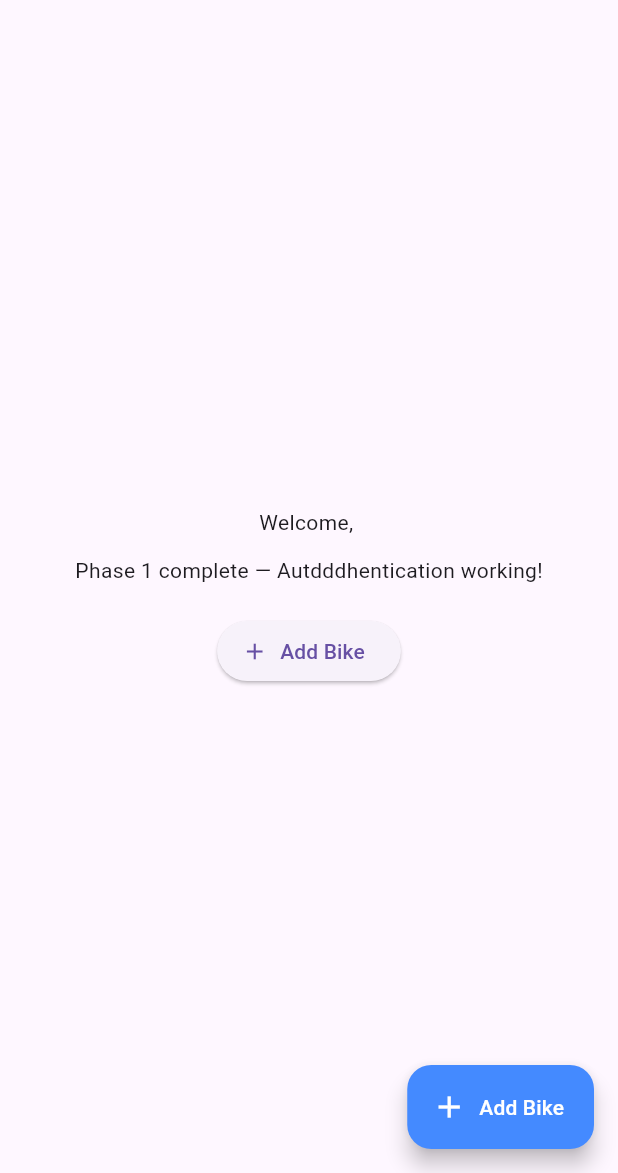
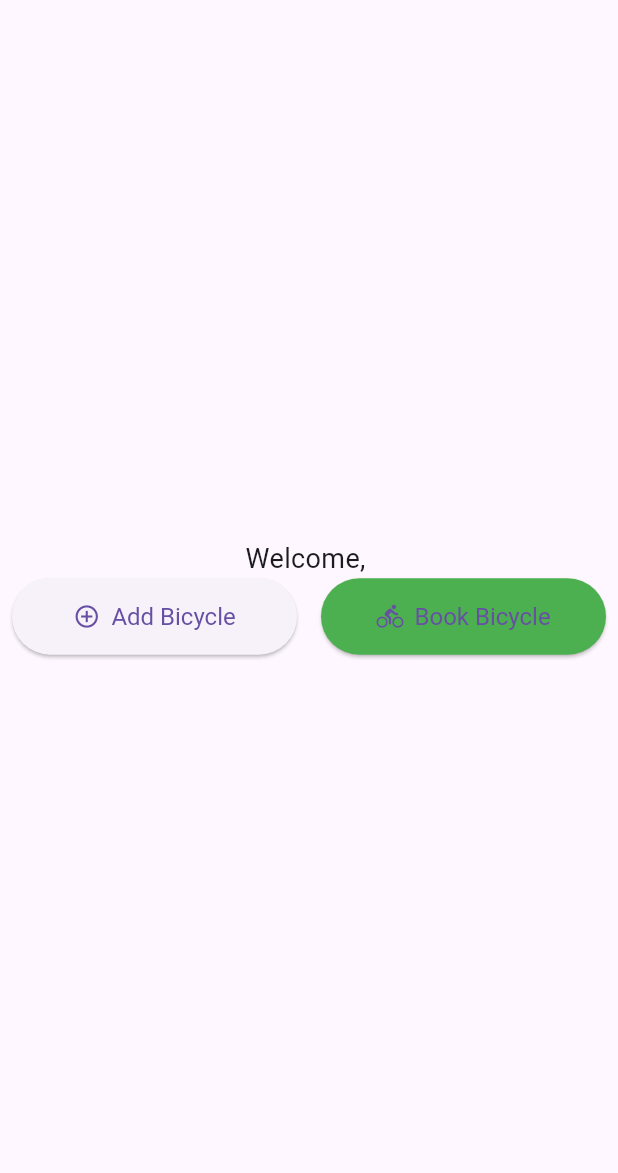
Before and after one commit to harshwankhade/BITSOnWheels-main, a Flutter app: the screen it shows once a user with an empty profile is signed in, on a phone screen of 412 x 824 dp, the part 63-1236 px from its top. Run offline on Flutter 3.47's test engine with Material 3 defaults, Android fonts, the phone set to English and light mode, and no system bars; our stand-ins replace cloud_firestore, firebase_auth, firebase_core, firebase_storage, image_picker; accounts and stored records are empty.

Commit message:
added buttons for booking and listing bicycles

```diff
--- a/lib/screens/home_screen.dart
+++ b/lib/screens/home_screen.dart
@@ -1,7 +1,7 @@
 import 'package:flutter/material.dart';
 import 'package:firebase_auth/firebase_auth.dart';
 import 'package:bitsonwheelsv1/services/auth_service.dart';
-import 'package:bitsonwheelsv1/screens/add_bike_screen.dart'; //  import Add Bike screen
+import 'package:bitsonwheelsv1/screens/add_bike_screen.dart'; // import Add Bike screen
 
 class HomeScreen extends StatelessWidget {
   const HomeScreen({super.key});
@@ -14,7 +14,7 @@ class HomeScreen extends StatelessWidget {
       appBar: AppBar(
         title: const Text('BITSOnWheels'),
         actions: [
-          // ✅ Add bike action in AppBar
+          // Add Bike icon on AppBar
           IconButton(
             onPressed: () {
               Navigator.pushNamed(context, AddBikeScreen.routeName);
@@ -37,30 +37,57 @@ class HomeScreen extends StatelessWidget {
         child: Column(
           mainAxisAlignment: MainAxisAlignment.center,
           children: [
-            Text('Welcome, ${user?.email ?? 'User'}'),
-            const SizedBox(height: 12),
-            const Text('Phase 1 complete — Autdddhentication working!'),
-            const SizedBox(height: 20),
-            ElevatedButton.icon(
-              onPressed: () {
-                Navigator.pushNamed(context, AddBikeScreen.routeName);
-              },
-              icon: const Icon(Icons.add),
-              label: const Text('Add Bike'),
+            Text(
+              'Welcome, ${user?.email ?? 'User'}',
+              style: const TextStyle(fontSize: 18),
+            ),
+
+            // ✅ Two Buttons Side by Side
+            Row(
+              mainAxisAlignment: MainAxisAlignment.center,
+              children: [
+                // Add Bicycle Button
+                Expanded(
+                  child: Padding(
+                    padding: const EdgeInsets.symmetric(horizontal: 8.0),
+                    child: ElevatedButton.icon(
+                      onPressed: () {
+                        Navigator.pushNamed(context, AddBikeScreen.routeName);
+                      },
+                      icon: const Icon(Icons.add_circle_outline),
+                      label: const Text('Add Bicycle'),
+                      style: ElevatedButton.styleFrom(
+                        padding: const EdgeInsets.symmetric(vertical: 16),
+                        textStyle: const TextStyle(fontSize: 16),
+                      ),
+                    ),
+                  ),
+                ),
+
+                // Book Bicycle Button (placeholder for now)
+                Expanded(
+                  child: Padding(
+                    padding: const EdgeInsets.symmetric(horizontal: 8.0),
+                    child: ElevatedButton.icon(
+                      onPressed: () {
+                        // TODO: Replace '/book_bike' with actual route once you create booking screen
+                        Navigator.pushNamed(context, '/book_bike');
+                      },
+                      icon: const Icon(Icons.directions_bike_outlined),
+                      label: const Text('Book Bicycle'),
+                      style: ElevatedButton.styleFrom(
+                        padding: const EdgeInsets.symmetric(vertical: 16),
+                        textStyle: const TextStyle(fontSize: 16),
+                        backgroundColor: Colors.green,
+                      ),
+                    ),
+                  ),
+                ),
+              ],
             ),
           ],
         ),
       ),
-      // ✅ Floating Action Button to Add Bike
-      floatingActionButton: FloatingActionButton.extended(
-          backgroundColor: Colors.blueAccent,
-          foregroundColor: Colors.white,
-        onPressed: () {
-          Navigator.pushNamed(context, AddBikeScreen.routeName);
-        },
-        label: const Text('Add Bike'),
-        icon: const Icon(Icons.add),
-      ),
     );
   }
 }
```
